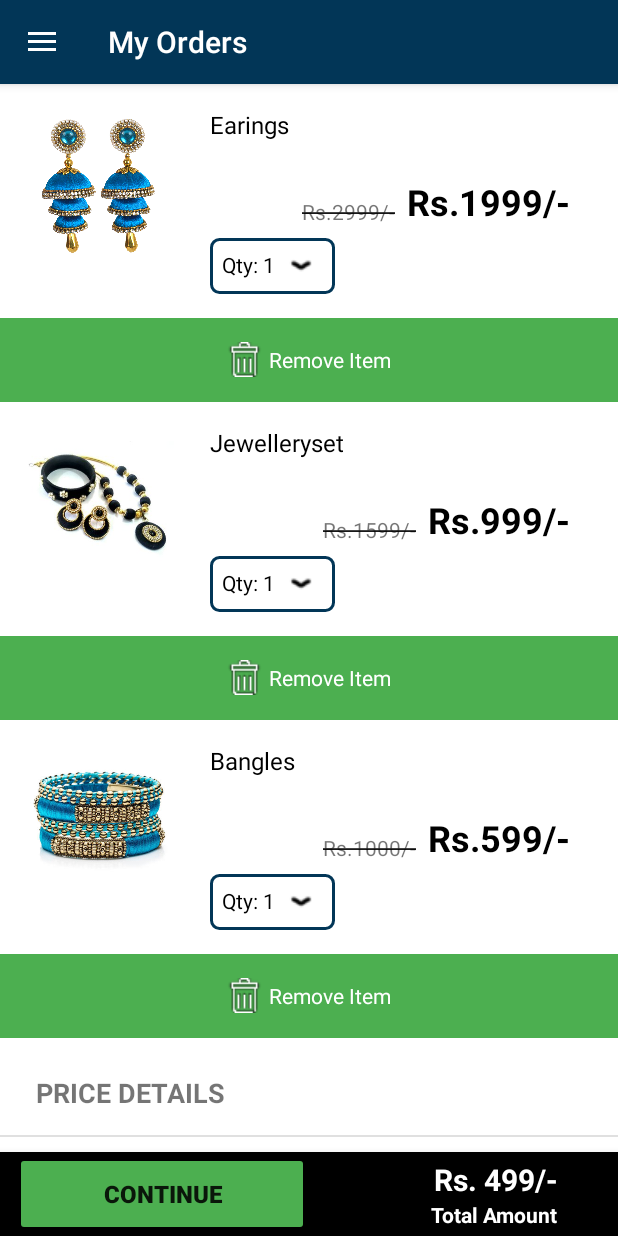
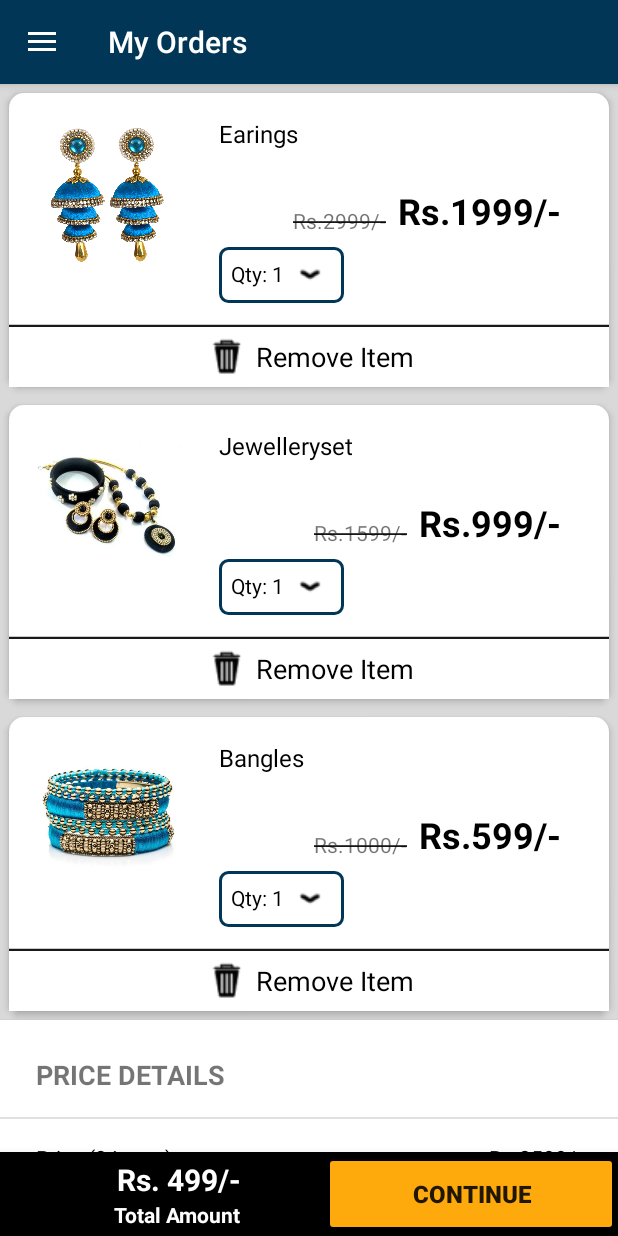
Before and after one commit to Nithya-99/HMWL, an Android app: the screen it shows after launch (MainActivity), in the side drawer, after a tap on "My Cart", on a phone screen of 412 x 824 dp. Run offline under Robolectric (Android 15) with nearby library versions, the light colour scheme and no system bars; our stand-ins replace Firebase (no records; nobody signed in at launch, a user with empty details on screens opened directly).

Commit message:
Updated Cart

```diff
--- a/app/src/main/java/com/example/hmwl/MyCartFragment.java
+++ b/app/src/main/java/com/example/hmwl/MyCartFragment.java
@@ -41,7 +41,7 @@ public class MyCartFragment extends Fragment {
         cartItemModelList.add(new CartItemModel(0,R.drawable.blueearrings,"Earings","Rs.1999/-","Rs.2999/-",2));
         cartItemModelList.add(new CartItemModel(0,R.drawable.blackjewelleryset,"Jewelleryset","Rs.999/-","Rs.1599/-",2));
         cartItemModelList.add(new CartItemModel(0,R.drawable.bluegoldenbangles,"Bangles","Rs.599/-","Rs.1000/-",2));
-        cartItemModelList.add(new CartItemModel(1,"Price (3 Items)", "Rs.2500/-","Free","Rs.501/-","2500/-"));
+        cartItemModelList.add(new CartItemModel(1,"Price (3 Items)", "Rs.2500/-","Free","You saved Rs.501/- in this order","2500/-"));
         CartAdapter cartAdapter = new CartAdapter(cartItemModelList);
         cartItemsRecyclerView.setAdapter(cartAdapter);
         cartAdapter.notifyDataSetChanged();
--- a/app/src/main/res/layout/cart_item_layout.xml
+++ b/app/src/main/res/layout/cart_item_layout.xml
@@ -5,7 +5,8 @@
     xmlns:tools="http://schemas.android.com/tools"
     android:layout_width="match_parent"
     android:layout_height="wrap_content"
-    android:background="@color/colorAccent"
+    android:layout_margin="6dp"
+    android:background="@drawable/round_background"
     android:elevation="3dp">
 
     <ImageView
@@ -80,9 +81,10 @@
     <LinearLayout
         android:id="@+id/remove_item_btn"
         android:layout_width="match_parent"
-        android:layout_height="56dp"
+        android:layout_height="40dp"
         android:layout_marginTop="16dp"
-        android:background="@color/green"
+        android:layout_marginBottom="16dp"
+        android:background="@color/colorAccent"
         android:gravity="center"
         android:orientation="horizontal"
         app:layout_constraintTop_toBottomOf="@+id/product_quantity">
@@ -90,12 +92,20 @@
         <TextView
             android:layout_width="wrap_content"
             android:layout_height="match_parent"
-            android:drawableStart="@drawable/delete"
+            android:drawableStart="@drawable/delete1"
             android:drawablePadding="4dp"
             android:gravity="center"
             android:text="Remove Item"
-            android:textColor="#ffffff" />
+            android:textSize="18sp"
+            android:textColor="@color/black" />
 
     </LinearLayout>
 
+    <View
+        android:id="@+id/divider6"
+        android:layout_width="match_parent"
+        android:layout_height="4dp"
+        android:background="?android:attr/panelFullBackground"
+        app:layout_constraintBottom_toTopOf="@+id/remove_item_btn" />
+
 </androidx.constraintlayout.widget.ConstraintLayout>
--- a/app/src/main/res/layout/fragment_my_cart.xml
+++ b/app/src/main/res/layout/fragment_my_cart.xml
@@ -4,6 +4,7 @@
     xmlns:tools="http://schemas.android.com/tools"
     android:layout_width="match_parent"
     android:layout_height="match_parent"
+    android:background="#d9d9d9"
     tools:context=".MyCartFragment">
 
     <!-- TODO: Update blank fragment layout -->
@@ -28,17 +29,6 @@
         app:layout_constraintEnd_toEndOf="parent"
         app:layout_constraintStart_toStartOf="parent">
 
-        <Button
-            android:id="@+id/cart_continue_btn"
-            android:layout_width="match_parent"
-            android:layout_height="match_parent"
-            android:layout_weight="1"
-            android:backgroundTint="@color/green"
-            android:text="continue"
-            android:layout_marginLeft="10dp"
-            android:textSize="16sp"
-            android:textStyle="bold" />
-
         <LinearLayout
             android:layout_width="match_parent"
             android:layout_height="match_parent"
@@ -52,7 +42,7 @@
                 android:layout_width="wrap_content"
                 android:layout_height="wrap_content"
                 android:layout_gravity="right"
-                android:layout_marginRight="40dp"
+                android:layout_marginRight="45dp"
                 android:text="Rs. 499/-"
                 android:textColor="#ffff"
                 android:textSize="20sp"
@@ -63,11 +53,22 @@
                 android:layout_height="wrap_content"
                 android:text="Total Amount"
                 android:layout_gravity="right"
-                android:layout_marginRight="40dp"
+                android:layout_marginRight="45dp"
                 android:textColor="#ffff"
                 android:textStyle="bold" />
         </LinearLayout>
 
+        <Button
+            android:id="@+id/cart_continue_btn"
+            android:layout_width="match_parent"
+            android:layout_height="match_parent"
+            android:layout_marginLeft="10dp"
+            android:layout_weight="1"
+            android:backgroundTint="?android:attr/colorPressedHighlight"
+            android:text="continue"
+            android:textSize="16sp"
+            android:textStyle="bold" />
+
     </LinearLayout>
 
 </androidx.constraintlayout.widget.ConstraintLayout>
```
Also changed, not shown: app/src/main/res/drawable-v24/delete1.png (added).
